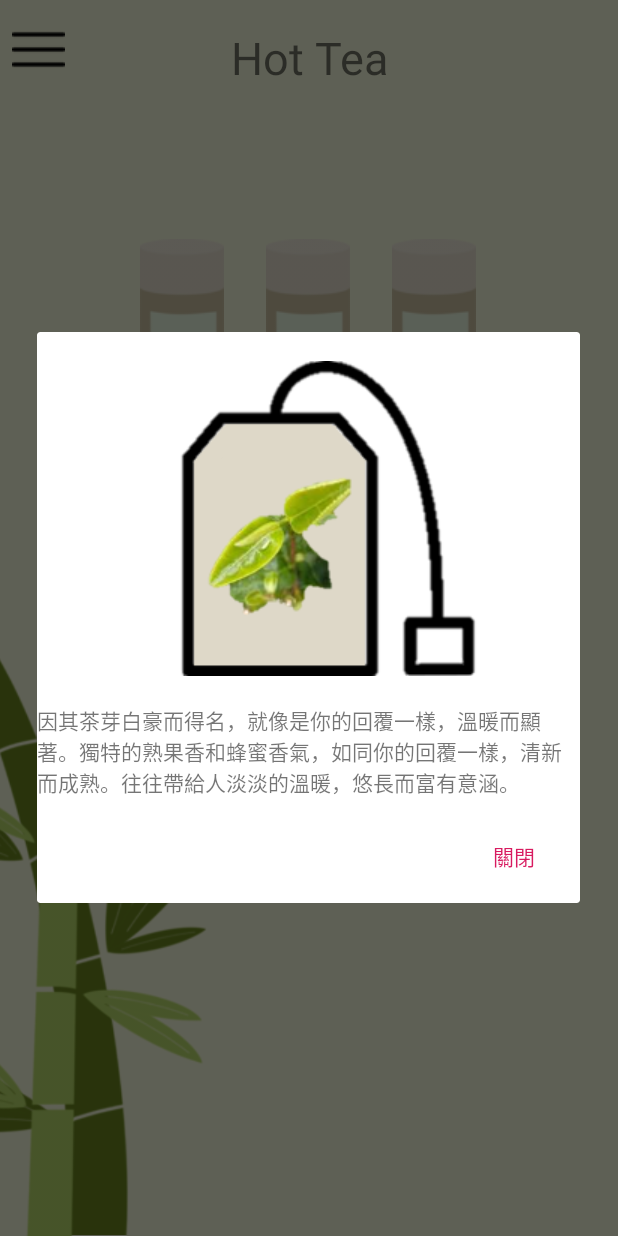
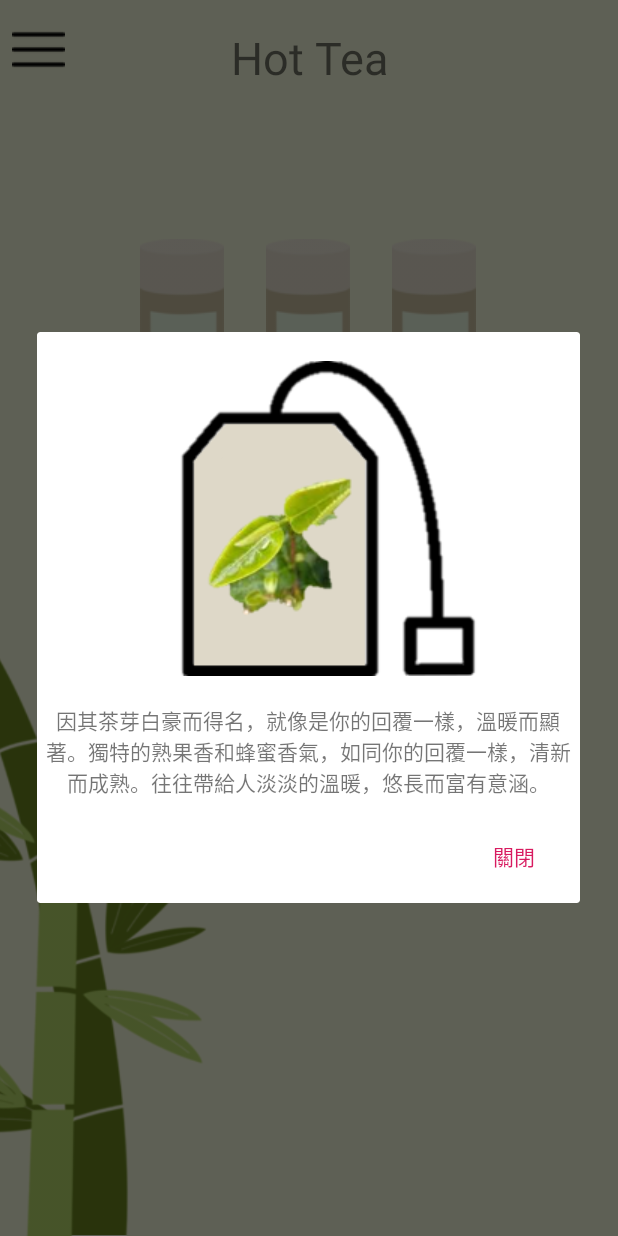
Before and after one commit to JingPoo/HT, an Android app: the TeaRoomActivity screen opened directly, with no data from a screen before it, after a tap on an icon or button, on a phone screen of 412 x 824 dp. Run offline under Robolectric (Android 15) with nearby library versions, the phone set to English and light mode, and no system bars.

Commit message:
我都不知道自己幹了些什麼了

```diff
--- a/app/src/main/java/com/example/ht/signupActivity.java
+++ b/app/src/main/java/com/example/ht/signupActivity.java
@@ -38,8 +38,8 @@ public class signupActivity extends AppCompatActivity {
     public static final String TAG ="SigningUp";
 
 
-    TextView signuptextView;
-    EditText nameeditText,emaileditText,phoneeditText,usereditText,psweditText1,psweditText2,notsignedupeditText;
+    TextView signuptextView,notsignedupeditText;
+    EditText nameeditText,emaileditText,phoneeditText,usereditText,psweditText1,psweditText2;
     ImageButton enterButton;
     Button signinButton;
 
@@ -56,7 +56,7 @@ public class signupActivity extends AppCompatActivity {
         usereditText = (EditText)findViewById(R.id.usereditText);
         psweditText1 = (EditText)findViewById(R.id.psweditText1);
         psweditText2 = (EditText)findViewById(R.id.psweditText2);
-        notsignedupeditText = (EditText)findViewById(R.id.notsignedupeditText);
+        notsignedupeditText = (TextView)findViewById(R.id.notsignedupeditText);
         enterButton = (ImageButton)findViewById(R.id.enterButton);
         signinButton = (Button)findViewById(R.id.signinbutton);
 
--- a/app/src/main/res/layout/bai.xml
+++ b/app/src/main/res/layout/bai.xml
@@ -31,6 +31,6 @@
         android:layout_height="70dp"
         android:layout_gravity="center_horizontal"
         android:text="@string/baitext"
-         />
+        android:textAlignment="center" />
 
 </LinearLayout>
```
